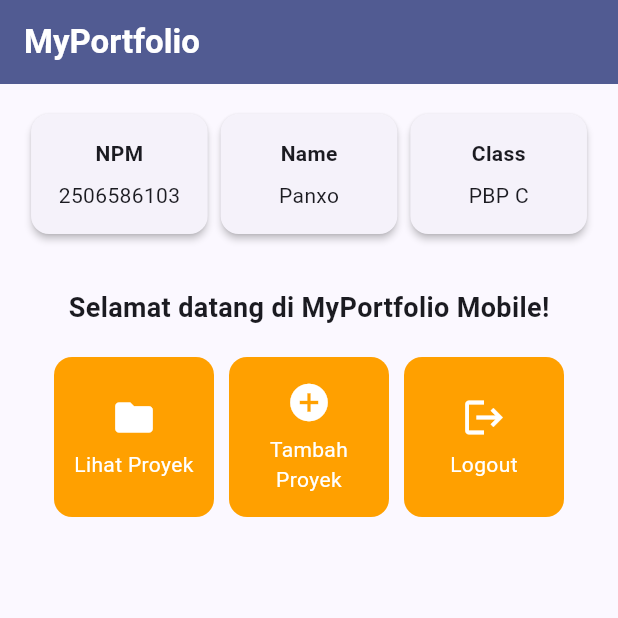
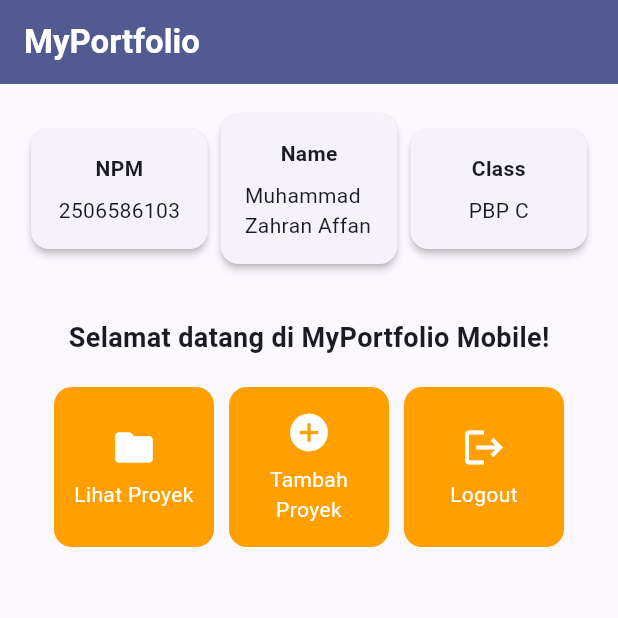
Before and after one commit to zahranaffan/myportofolio_mobile, a Flutter app: the screen it shows after launch, on a phone screen of 412 x 824 dp, the top half of it. Run offline on Flutter 3.47's test engine with Material 3 defaults, Android fonts, the phone set to English and light mode, and no system bars.

Commit message:
feat: Mengubah nama & identitas default

```diff
--- a/lib/menu.dart
+++ b/lib/menu.dart
@@ -4,7 +4,7 @@ class MyHomePage extends StatelessWidget {
   MyHomePage({super.key});
 
   final String npm = "2506586103";
-  final String nama = "Panxo";
+  final String nama = "Muhammad Zahran Affan";
   final String kelas = "PBP C";
 
   final List<ItemHomepage> items = [
```
